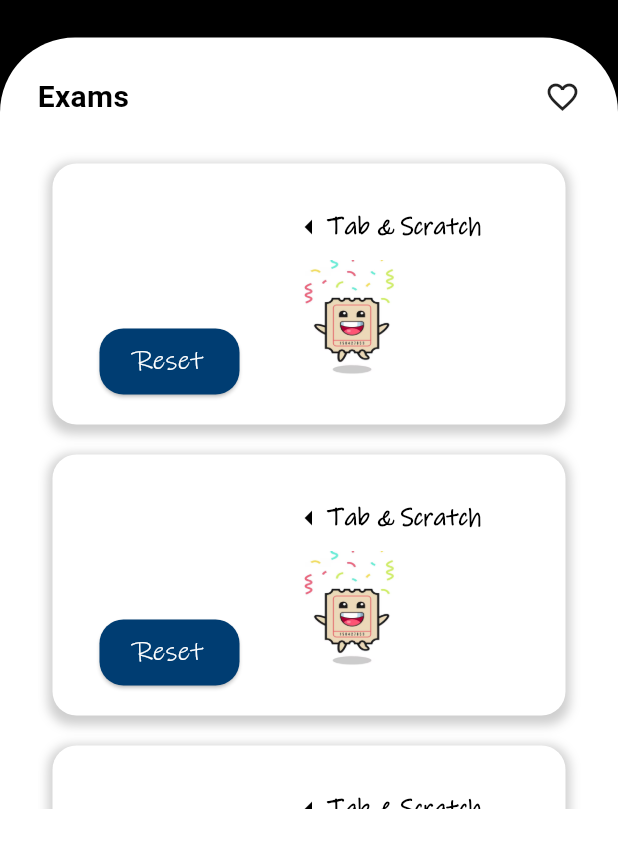
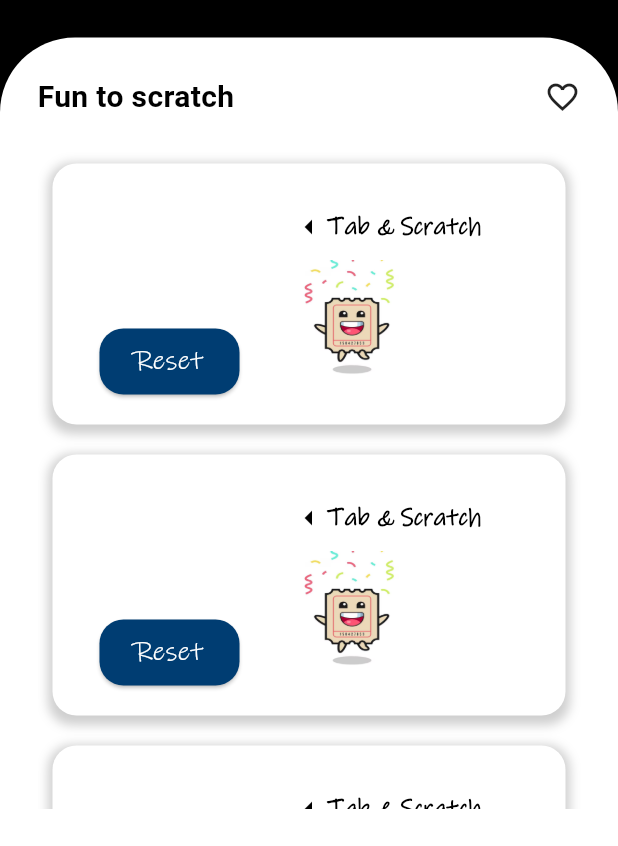
Before and after one commit to PS233187/jazzie_cv, a Flutter app: the MyProjectsPage screen opened directly, on a phone screen of 412 x 824 dp, the part 390-1236 px from its top. Run offline on Flutter 3.47's test engine with Material 3 defaults, Android fonts, the phone set to English and light mode, and no system bars; drawn by our look-alikes of flutter_image_slideshow; our stand-ins replace lottie; missing offline and left inert: scratcher; statements that could not run were skipped.

Commit message:
scratch_title

```diff
--- a/lib/pages/my_projects.dart
+++ b/lib/pages/my_projects.dart
@@ -110,7 +110,7 @@ class _MyProjectsPageState extends State<MyProjectsPage> {
                         mainAxisAlignment: MainAxisAlignment.spaceBetween,
                         children: [
                           Text(
-                            'Exams',
+                            'Fun to scratch',
                             style: TextStyle(
                               fontSize: 20,
                               fontWeight: FontWeight.bold,
```
